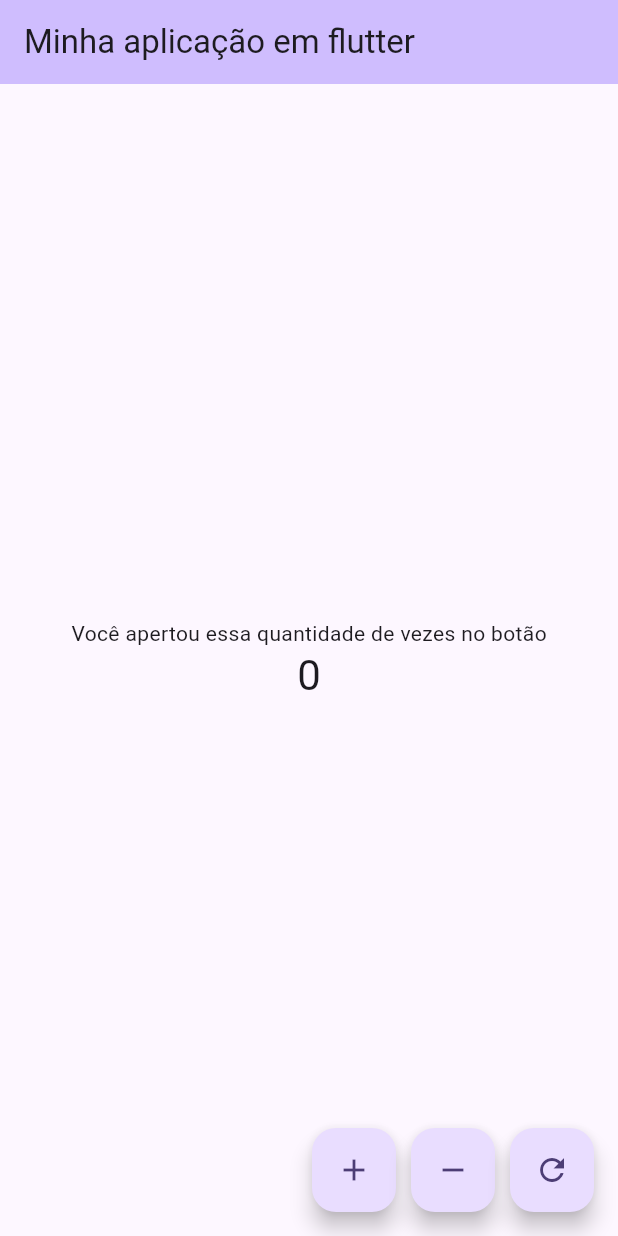
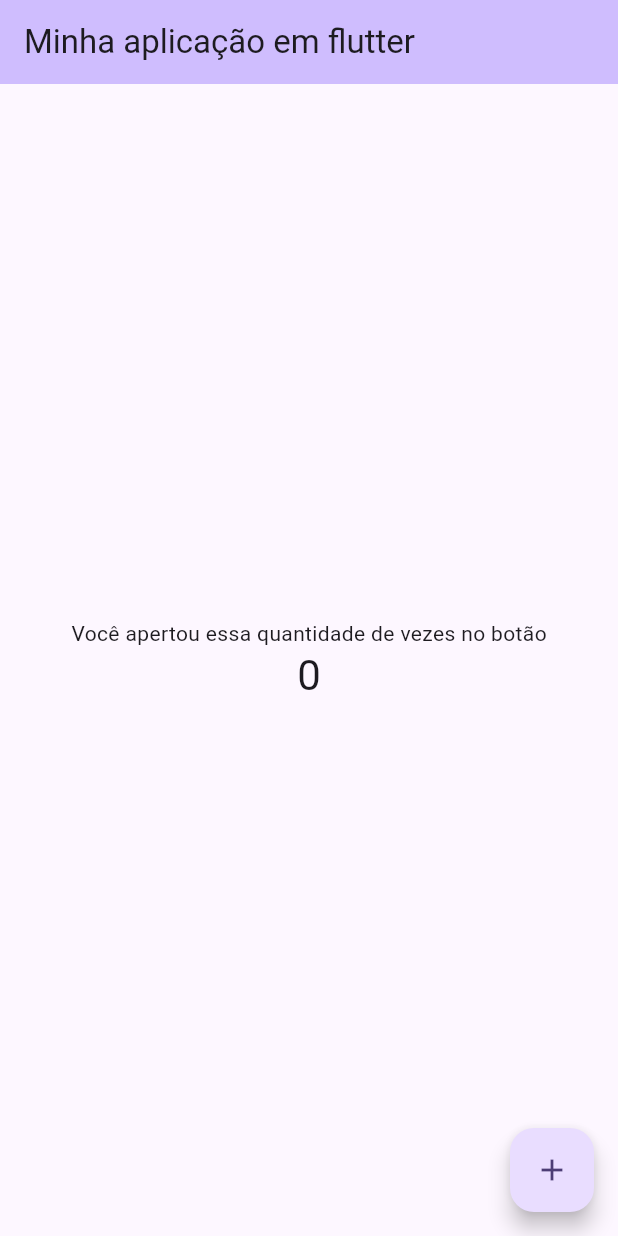
Before and after one commit to ezequielsantos1/my_first_app, a Flutter app: the screen it shows after launch, on a phone screen of 412 x 824 dp. Run offline on Flutter 3.47's test engine with Material 3 defaults, Android fonts, the phone set to English and light mode, and no system bars.

Commit message:
feat(main): adicionar condição para ocultar botões quando o valor for 0

```diff
--- a/lib/main.dart
+++ b/lib/main.dart
@@ -78,10 +78,13 @@ class _MyHomePageState extends State<MyHomePage> {
       floatingActionButton: Row(
         mainAxisAlignment: MainAxisAlignment.end,
         children: [
+
+          if(_counter != 0) ...[
+
             FloatingActionButton(
-            onPressed: _incrementCounter,
-            tooltip: 'incremento',
-            child: const Icon(Icons.add),),
+                onPressed: _resetCounter,
+                tooltip: 'resetar',
+                child: const Icon(Icons.refresh),),
 
                 const SizedBox(width: 10),
 
@@ -89,13 +92,16 @@ class _MyHomePageState extends State<MyHomePage> {
               onPressed: _decrementCounter,
               tooltip: 'decremento',
               child: const Icon(Icons.remove),),
+          ],
+
 
           const SizedBox(width: 10),
 
           FloatingActionButton(
-                onPressed: _resetCounter,
-                tooltip: 'resetar',
-                child: const Icon(Icons.refresh),)
+            onPressed: _incrementCounter,
+            tooltip: 'incremento',
+            child: const Icon(Icons.add),)
+
         ],
       ),
     );
```
Lines whose indentation alone changed are shown as unchanged.
